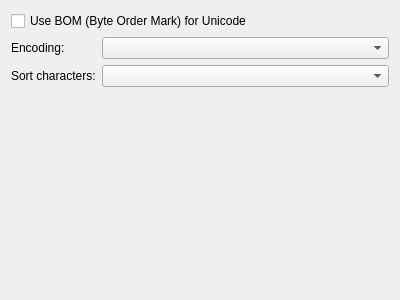
First picture: the form in controls/setup/parts/font/setuptabfont.ui, repository riuson/lcd-image-converter, before the edit.
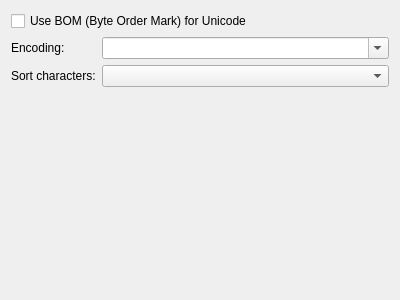
Second picture: the form after the edit.

Commit message: Added completer to encoding's combobox

```diff
--- a/controls/setup/parts/font/setuptabfont.ui
+++ b/controls/setup/parts/font/setuptabfont.ui
@@ -29,6 +29,9 @@
        <verstretch>0</verstretch>
       </sizepolicy>
      </property>
+     <property name="editable">
+      <bool>true</bool>
+     </property>
     </widget>
    </item>
    <item row="1" column="0">
```
The commit also changes 5 other files.
